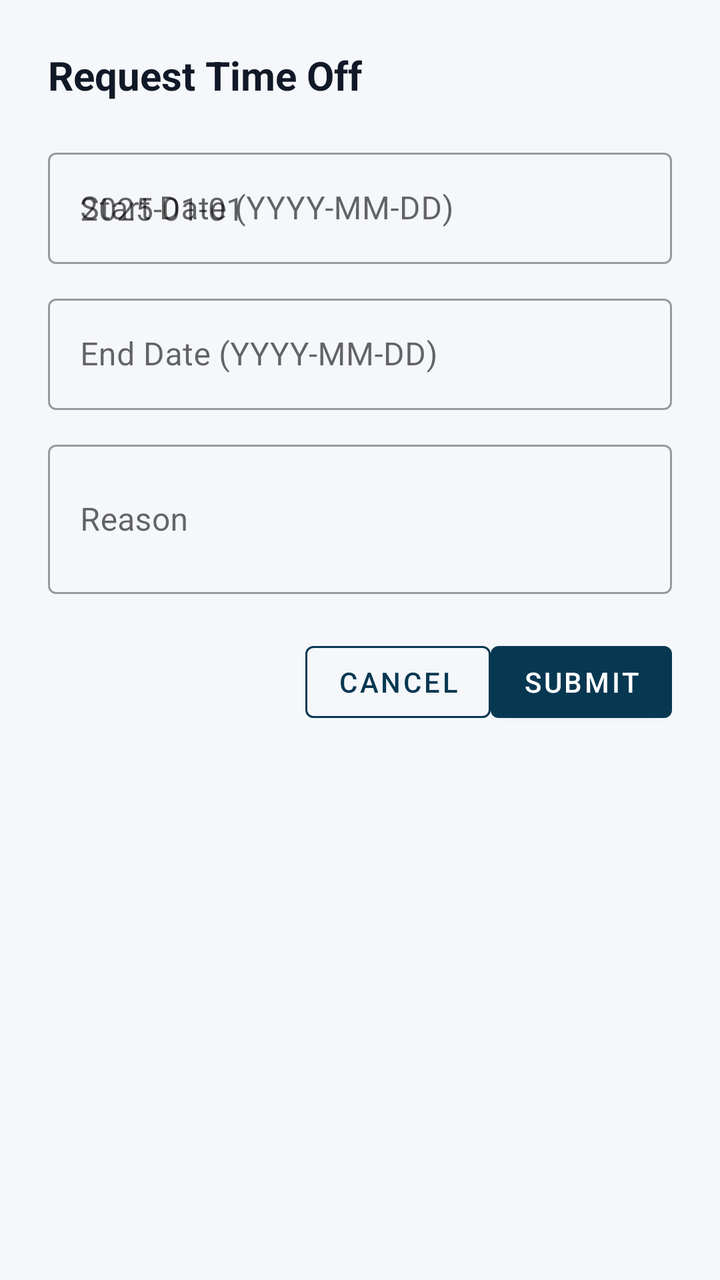
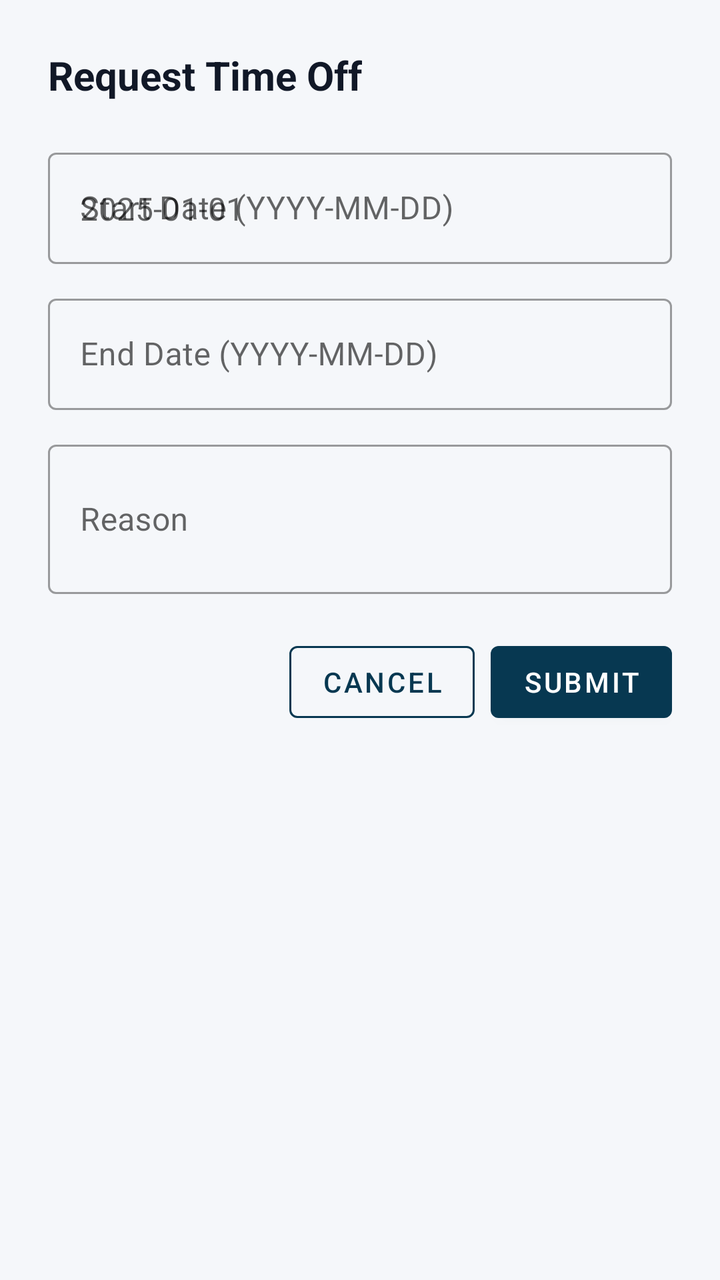

The first picture is an Android layout as it rendered before a commit; the second is the same layout after the commit. The layout source and the unified diff follow.
<!-- AndroidManifest.xml: application theme Theme.FoleyTimePro -->
<!-- res/layout/dialog_time_off_request.xml -->
<?xml version="1.0" encoding="utf-8"?>
<LinearLayout xmlns:android="http://schemas.android.com/apk/res/android"
    xmlns:app="http://schemas.android.com/apk/res-auto"
    android:layout_width="match_parent"
    android:layout_height="wrap_content"
    android:orientation="vertical"
    android:padding="24dp">

    <TextView
        android:layout_width="wrap_content"
        android:layout_height="wrap_content"
        android:text="Request Time Off"
        android:textSize="20sp"
        android:textStyle="bold"
        android:textColor="#111827"
        android:layout_marginBottom="20dp"/>

    <com.google.android.material.textfield.TextInputLayout
        android:layout_width="match_parent"
        android:layout_height="wrap_content"
        android:layout_marginBottom="12dp"
        style="@style/Widget.MaterialComponents.TextInputLayout.OutlinedBox"
        android:hint="Start Date (YYYY-MM-DD)">
        <com.google.android.material.textfield.TextInputEditText
            android:id="@+id/etStartDate"
            android:layout_width="match_parent"
            android:layout_height="wrap_content"
            android:inputType="date"
            android:hint="2025-01-01"/>
    </com.google.android.material.textfield.TextInputLayout>

    <com.google.android.material.textfield.TextInputLayout
        android:layout_width="match_parent"
        android:layout_height="wrap_content"
        android:layout_marginBottom="12dp"
        style="@style/Widget.MaterialComponents.TextInputLayout.OutlinedBox"
        android:hint="End Date (YYYY-MM-DD)">
        <com.google.android.material.textfield.TextInputEditText
            android:id="@+id/etEndDate"
            android:layout_width="match_parent"
            android:layout_height="wrap_content"
            android:inputType="date"/>
    </com.google.android.material.textfield.TextInputLayout>

    <com.google.android.material.textfield.TextInputLayout
        android:layout_width="match_parent"
        android:layout_height="wrap_content"
        android:layout_marginBottom="20dp"
        style="@style/Widget.MaterialComponents.TextInputLayout.OutlinedBox"
        android:hint="Reason">
        <com.google.android.material.textfield.TextInputEditText
            android:id="@+id/etReason"
            android:layout_width="match_parent"
            android:layout_height="wrap_content"
            android:inputType="textMultiLine"
            android:minLines="2"/>
    </com.google.android.material.textfield.TextInputLayout>

    <LinearLayout
        android:layout_width="match_parent"
        android:layout_height="wrap_content"
        android:orientation="horizontal"
        android:gravity="end"
        android:gap="12dp">

        <com.google.android.material.button.MaterialButton
            android:id="@+id/btnCancel"
            android:layout_width="wrap_content"
            android:layout_height="wrap_content"
            android:text="Cancel"
            style="@style/Widget.MaterialComponents.Button.OutlinedButton"
            app:strokeColor="@color/colorPrimary"/>

        <com.google.android.material.button.MaterialButton
            android:id="@+id/btnSubmit"
            android:layout_width="wrap_content"
            android:layout_height="wrap_content"
            android:text="Submit"
            app:backgroundTint="@color/colorPrimary"/>
    </LinearLayout>

</LinearLayout>
<!-- resources referenced by this layout -->
<resources>
  <color name="colorPrimary">#073851</color>
  <style name="Theme.FoleyTimePro" parent="Theme.MaterialComponents.DayNight.NoActionBar">
          <item name="colorPrimary">@color/colorPrimary</item>
          <item name="colorPrimaryVariant">@color/colorPrimaryDark</item>
          <item name="colorSecondary">@color/colorAccent</item>
          <item name="android:windowBackground">@color/colorBackground</item>
          <item name="android:statusBarColor">@color/colorPrimary</item>
          <item name="android:navigationBarColor">@color/colorPrimary</item>
      </style>
  <color name="colorPrimaryDark">#042a3d</color>
  <color name="colorAccent">#2ecc71</color>
  <color name="colorBackground">#F5F7FA</color>
</resources>

<!-- the commit's change to res/layout/dialog_time_off_request.xml (unified diff, before → after) -->
@@ -60,13 +60,13 @@
         android:layout_width="match_parent"
         android:layout_height="wrap_content"
         android:orientation="horizontal"
-        android:gravity="end"
-        android:gap="12dp">
+        android:gravity="end">
 
         <com.google.android.material.button.MaterialButton
             android:id="@+id/btnCancel"
             android:layout_width="wrap_content"
             android:layout_height="wrap_content"
+            android:layout_marginEnd="8dp"
             android:text="Cancel"
             style="@style/Widget.MaterialComponents.Button.OutlinedButton"
             app:strokeColor="@color/colorPrimary"/>
